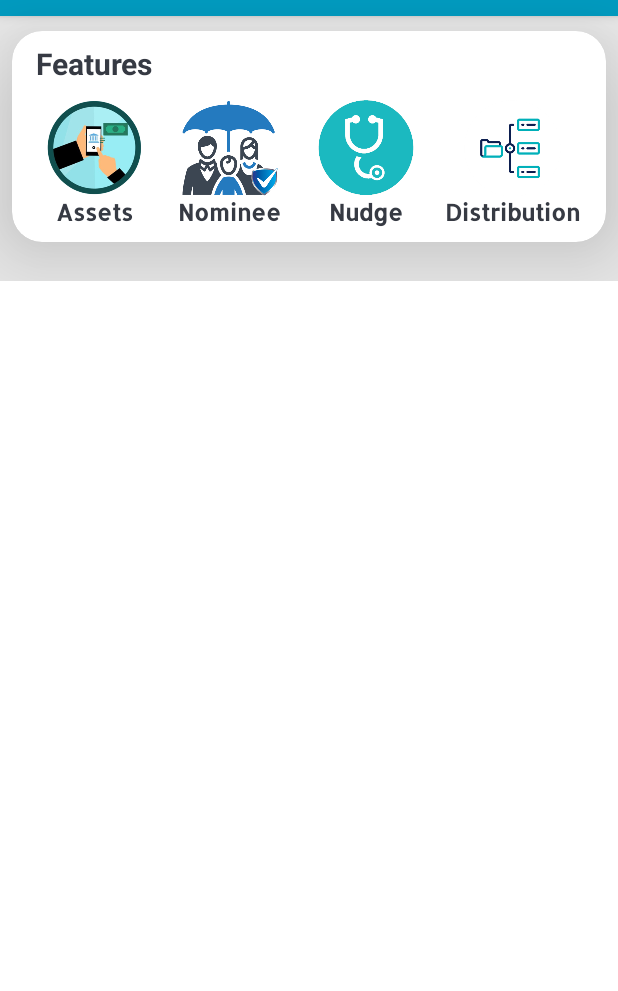
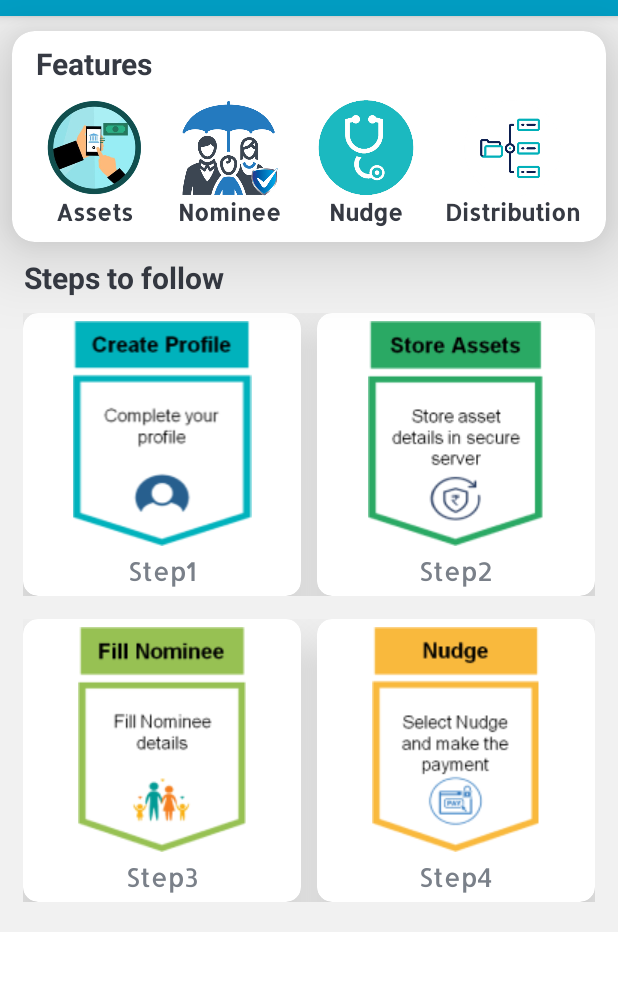
Before and after one commit to manikumarreddy06/besure, an Android app: the MainActivity screen opened directly, with no data from a screen before it, on a phone screen of 412 x 824 dp, the part 68-1059 px from its top. Run offline under Robolectric (Android 15) with nearby library versions, the light colour scheme and no system bars.

Commit message:
working profile update, main screen ui updated

```diff
--- a/app/src/main/res/layout/activity_main.xml
+++ b/app/src/main/res/layout/activity_main.xml
@@ -33,8 +33,8 @@
             android:layout_marginHorizontal="8dp"
             android:layout_marginVertical="10dp"
             android:background="#031F2B"
-            app:cardCornerRadius="20dp"
-            app:cardElevation="50dp">
+            app:cardCornerRadius="15dp"
+            app:cardElevation="30dp">
 
             <LinearLayout
                 android:layout_width="match_parent"
@@ -185,165 +185,167 @@
 
         </androidx.cardview.widget.CardView>
 
+        <TextView
+            android:layout_width="wrap_content"
+            android:layout_height="wrap_content"
+            android:layout_gravity="start"
+            android:layout_marginStart="16dp"
+            android:textColor="@color/primary_text_color"
+            android:textStyle="bold"
+            android:textSize="20sp"
+            android:text="Steps to follow" />
+
+        <LinearLayout
+            android:layout_width="match_parent"
+            android:layout_height="wrap_content"
+            android:layout_marginHorizontal="15dp"
+            android:orientation="vertical">
+
+            <LinearLayout
+                android:layout_width="match_parent"
+                android:layout_height="wrap_content"
+                android:layout_marginTop="10dp"
+                android:orientation="horizontal">
+                <androidx.cardview.widget.CardView
+                    android:layout_width="0dp"
+                    android:layout_weight="1"
+                    android:layout_height="wrap_content"
+                    android:layout_gravity="center"
+                    android:background="#031F2B"
+                    android:layout_marginEnd="5dp"
+                    app:cardCornerRadius="10dp"
+                    app:cardElevation="20dp">
+                    <LinearLayout
+                        android:layout_width="match_parent"
+                        android:layout_height="wrap_content"
+                        android:orientation="vertical">
+                        <ImageView
+                            android:padding="5dp"
+                            android:layout_width="match_parent"
+                            android:layout_height="wrap_content"
+                            android:src="@drawable/step1"/>
+                        <TextView
+                            android:layout_width="match_parent"
+                            android:layout_height="wrap_content"
+                            android:textSize="17sp"
+                            android:layout_marginBottom="5dp"
+                            style="@style/Description"
+                            android:fontFamily="@font/allerta"
+                            android:gravity="center_horizontal"
+                            android:text="Step1"/>
+                    </LinearLayout>
+
+                </androidx.cardview.widget.CardView>
+                <androidx.cardview.widget.CardView
+                    android:layout_width="0dp"
+                    android:layout_weight="1"
+                    android:layout_height="wrap_content"
+                    android:layout_gravity="center"
+                    android:background="#031F2B"
+                    android:layout_marginStart="5dp"
+                    app:cardCornerRadius="10dp"
+                    app:cardElevation="20dp">
+                    <LinearLayout
+                        android:layout_width="match_parent"
+                        android:layout_height="wrap_content"
+                        android:orientation="vertical">
+                        <ImageView
+                            android:padding="5dp"
+                            android:layout_width="match_parent"
+                            android:layout_height="wrap_content"
+                            android:src="@drawable/step2"/>
+                        <TextView
+                            android:layout_width="match_parent"
+                            android:layout_height="wrap_content"
+                            android:textSize="17sp"
+                            android:layout_marginBottom="5dp"
+                            style="@style/Description"
+                            android:fontFamily="@font/allerta"
+                            android:gravity="center_horizontal"
+                            android:text="Step2"/>
+                    </LinearLayout>
+
+                </androidx.cardview.widget.CardView>
+            </LinearLayout>
+            <LinearLayout
+                android:layout_width="match_parent"
+                android:layout_height="wrap_content"
+                android:layout_marginTop="15dp"
+                android:orientation="horizontal">
+                <androidx.cardview.widget.CardView
+                    android:layout_width="0dp"
+                    android:layout_weight="1"
+                    android:layout_height="wrap_content"
+                    android:layout_gravity="center"
+                    android:background="#031F2B"
+                    android:layout_marginEnd="5dp"
+                    app:cardCornerRadius="10dp"
+                    app:cardElevation="20dp">
+                    <LinearLayout
+                        android:layout_width="match_parent"
+                        android:layout_height="wrap_content"
+                        android:orientation="vertical">
+                        <ImageView
+                            android:padding="5dp"
+                            android:layout_width="match_parent"
+                            android:layout_height="wrap_content"
+                            android:src="@drawable/step3"/>
+                        <TextView
+                            android:layout_width="match_parent"
+                            android:layout_height="wrap_content"
+                            android:textSize="17sp"
+                            android:layout_marginBottom="5dp"
+                            style="@style/Description"
+                            android:fontFamily="@font/allerta"
+                            android:gravity="center_horizontal"
+                            android:text="Step3"/>
+                    </LinearLayout>
+
+                </androidx.cardview.widget.CardView>
+                <androidx.cardview.widget.CardView
+                    android:layout_width="0dp"
+                    android:layout_weight="1"
+                    android:layout_height="wrap_content"
+                    android:layout_gravity="center"
+                    android:background="#031F2B"
+                    android:layout_marginStart="5dp"
+                    app:cardCornerRadius="10dp"
+                    app:cardElevation="20dp">
+                    <LinearLayout
+                        android:layout_width="match_parent"
+                        android:layout_height="wrap_content"
+                        android:orientation="vertical">
+                        <ImageView
+                            android:padding="5dp"
+                            android:layout_width="match_parent"
+                            android:layout_height="wrap_content"
+                            android:src="@drawable/step4"/>
+                        <TextView
+                            android:layout_width="match_parent"
+                            android:layout_height="wrap_content"
+                            android:textSize="17sp"
+                            android:layout_marginBottom="5dp"
+                            style="@style/Description"
+                            android:fontFamily="@font/allerta"
+                            android:gravity="center_horizontal"
+                            android:text="Step4"/>
+                    </LinearLayout>
+
+                </androidx.cardview.widget.CardView>
+
+            </LinearLayout>
+        </LinearLayout>
+
         <androidx.cardview.widget.CardView
             android:layout_width="match_parent"
-            android:layout_height="match_parent"
+            android:layout_height="wrap_content"
             android:layout_gravity="center"
             android:layout_marginHorizontal="8dp"
-            android:layout_marginVertical="8dp"
+            android:layout_marginVertical="10dp"
             android:background="#031F2B"
-            app:cardCornerRadius="20dp"
-            app:cardElevation="50dp">
+            app:cardCornerRadius="15dp"
+            app:cardElevation="5dp">
 
-
-<!--            <LinearLayout-->
-<!--                android:layout_width="match_parent"-->
-<!--                android:layout_height="wrap_content"-->
-<!--                android:orientation="vertical">-->
-
-<!--                <TextView-->
-<!--                    style="@style/Title"-->
-<!--                    android:layout_width="wrap_content"-->
-<!--                    android:layout_height="wrap_content"-->
-<!--                    android:layout_gravity="start"-->
-<!--                    android:layout_marginStart="16dp"-->
-<!--                    android:layout_marginTop="8dp"-->
-<!--                    android:text="@string/insurances" />-->
-
-
-<!--                <LinearLayout-->
-<!--                    android:layout_width="match_parent"-->
-<!--                    android:layout_height="match_parent"-->
-<!--                    android:layout_marginHorizontal="15dp"-->
-<!--                    android:layout_marginTop="5dp"-->
-<!--                    android:baselineAligned="false"-->
-<!--                    android:orientation="horizontal">-->
-
-<!--                    <LinearLayout-->
-<!--                        android:id="@+id/llvehicle"-->
-<!--                        android:layout_width="wrap_content"-->
-<!--                        android:layout_height="wrap_content"-->
-<!--                        android:layout_gravity="center"-->
-<!--                        android:layout_weight="1"-->
-<!--                        android:orientation="vertical"-->
-<!--                        android:padding="10dp">-->
-
-<!--                        <ImageView-->
-<!--                            android:layout_width="50dp"-->
-<!--                            android:layout_height="50dp"-->
-<!--                            android:layout_gravity="center"-->
-<!--                            android:layout_marginHorizontal="5dp"-->
-<!--                            android:layout_marginBottom="10dp"-->
-<!--                            android:contentDescription="@string/vehicle"-->
-<!--                            android:elevation="5dp"-->
-<!--                            android:src="@drawable/ic_car_insurance" />-->
-
-<!--                        <TextView-->
-<!--                            android:layout_width="wrap_content"-->
-<!--                            android:layout_height="wrap_content"-->
-<!--                            android:layout_gravity="center"-->
-<!--                            android:fontFamily="@font/allerta"-->
-<!--                            android:gravity="center"-->
-<!--                            android:text="@string/vehicle"-->
-<!--                            android:textColor="@color/primary_text_color"-->
-<!--                            android:textSize="14sp"-->
-<!--                            android:textStyle="bold" />-->
-<!--                    </LinearLayout>-->
-
-<!--                    <LinearLayout-->
-<!--                        android:id="@+id/llhealth"-->
-<!--                        android:layout_width="wrap_content"-->
-<!--                        android:layout_height="wrap_content"-->
-<!--                        android:layout_gravity="center"-->
-<!--                        android:layout_weight="1"-->
-<!--                        android:orientation="vertical"-->
-<!--                        android:padding="10dp">-->
-
-<!--                        <ImageView-->
-<!--                            android:layout_width="50dp"-->
-<!--                            android:layout_height="50dp"-->
-<!--                            android:layout_gravity="center"-->
-<!--                            android:layout_marginHorizontal="5dp"-->
-<!--                            android:layout_marginBottom="10dp"-->
-<!--                            android:contentDescription="@string/health"-->
-<!--                            android:elevation="5dp"-->
-<!--                            android:src="@drawable/ic_health_insurance" />-->
-
-<!--                        <TextView-->
-<!--                            android:layout_width="wrap_content"-->
-<!--                            android:layout_height="wrap_content"-->
-<!--                            android:layout_gravity="center"-->
-<!--                            android:fontFamily="@font/allerta"-->
-<!--                            android:gravity="center"-->
-<!--                            android:text="@string/health"-->
-<!--                            android:textColor="@color/primary_text_color"-->
-<!--                            android:textSize="14sp"-->
-<!--                            android:textStyle="bold" />-->
-<!--                    </LinearLayout>-->
-
-<!--                    <LinearLayout-->
-<!--                        android:id="@+id/llhome"-->
-<!--                        android:layout_width="wrap_content"-->
-<!--                        android:layout_height="wrap_content"-->
-<!--                        android:layout_gravity="center"-->
-<!--                        android:layout_weight="1"-->
-<!--                        android:orientation="vertical"-->
-<!--                        android:padding="10dp">-->
-
-<!--                        <ImageView-->
-<!--                            android:layout_width="50dp"-->
-<!--                            android:layout_height="50dp"-->
-<!--                            android:layout_gravity="center"-->
-<!--                            android:layout_marginHorizontal="5dp"-->
-<!--                            android:layout_marginBottom="10dp"-->
-<!--                            android:contentDescription="@string/home"-->
-<!--                            android:elevation="5dp"-->
-<!--                            android:src="@drawable/ic_home_insurance" />-->
-
-<!--                        <TextView-->
-<!--                            android:layout_width="wrap_content"-->
-<!--                            android:layout_height="wrap_content"-->
-<!--                            android:layout_gravity="center"-->
-<!--                            android:fontFamily="@font/allerta"-->
-<!--                            android:gravity="center"-->
-<!--                            android:text="@string/home"-->
-<!--                            android:textColor="@color/primary_text_color"-->
-<!--                            android:textSize="14sp"-->
-<!--                            android:textStyle="bold" />-->
-<!--                    </LinearLayout>-->
-
-<!--                    <LinearLayout-->
-<!--                        android:id="@+id/lllife"-->
-<!--                        android:layout_width="wrap_content"-->
-<!--                        android:layout_height="wrap_content"-->
-<!--                        android:layout_gravity="center"-->
-<!--                        android:layout_weight="1"-->
-<!--                        android:orientation="vertical"-->
-<!--                        android:padding="10dp">-->
-
-<!--                        <ImageView-->
-<!--                            android:layout_width="50dp"-->
-<!--                            android:layout_height="50dp"-->
-<!--                            android:layout_gravity="center"-->
-<!--                            android:layout_marginHorizontal="5dp"-->
-<!--                            android:layout_marginBottom="10dp"-->
-<!--                            android:contentDescription="@string/life"-->
-<!--                            android:elevation="5dp"-->
-<!--                            android:src="@drawable/ic_life_insurance" />-->
-
-<!--                        <TextView-->
-<!--                            android:layout_width="wrap_content"-->
-<!--                            android:layout_height="wrap_content"-->
-<!--                            android:layout_gravity="center"-->
-<!--                            android:fontFamily="@font/allerta"-->
-<!--                            android:gravity="center"-->
-<!--                            android:text="@string/life"-->
-<!--                            android:textColor="@color/primary_text_color"-->
-<!--                            android:textSize="14sp"-->
-<!--                            android:textStyle="bold" />-->
-<!--                    </LinearLayout>-->
-<!--                </LinearLayout>-->
-<!--            </LinearLayout>-->
         </androidx.cardview.widget.CardView>
     </LinearLayout>
 </ScrollView>
```
Also changed, not shown: app/src/main/java/com/bsure/EditProfileDetails.java (+7 -3 lines), app/src/main/java/com/bsure/User_Profile.java (+5 -7 lines), app/src/main/res/layout/activity_update_user_account.xml (+1 -10 lines), app/src/main/res/layout/activity_user_profile.xml (+25 -26 lines), app/src/main/res/drawable/step1.png (added), app/src/main/res/drawable/step2.png (added), app/src/main/res/drawable/step3.png (added), app/src/main/res/drawable/step4.png (added).
